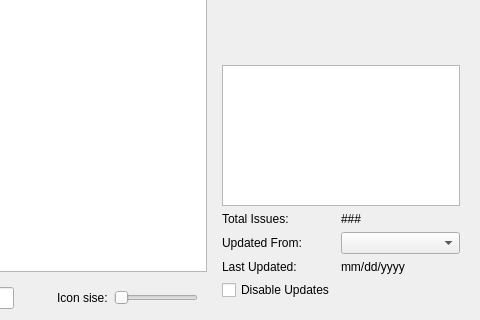
Before: the Qt Designer form src/LocalLibrary.ui in White-Owl/ComicsLibrary, drawn with Qt 5; both pictures show x 146 to 626 and y 242 to 562 of the 626 by 562 pixel window.
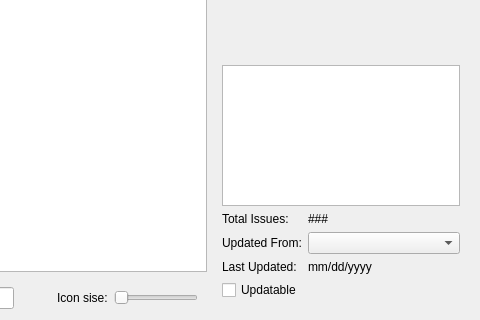
After: the same form once the commit is applied.

```diff
--- a/src/LocalLibrary.ui
+++ b/src/LocalLibrary.ui
@@ -225,7 +225,7 @@
       <item row="9" column="0">
        <widget class="QCheckBox" name="comicsDisableUpdates">
         <property name="text">
-         <string>Disable Updates</string>
+         <string>Updatable</string>
         </property>
        </widget>
       </item>
```
Left out of the diff: 2 changed lines with no effect on the pictures.
